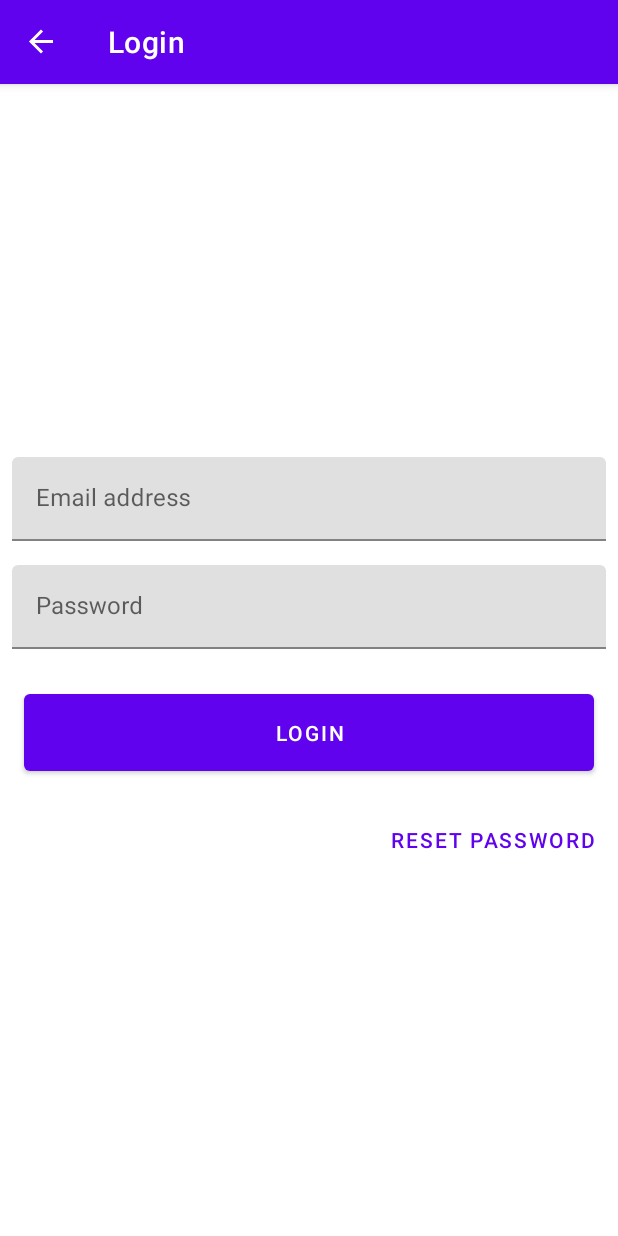
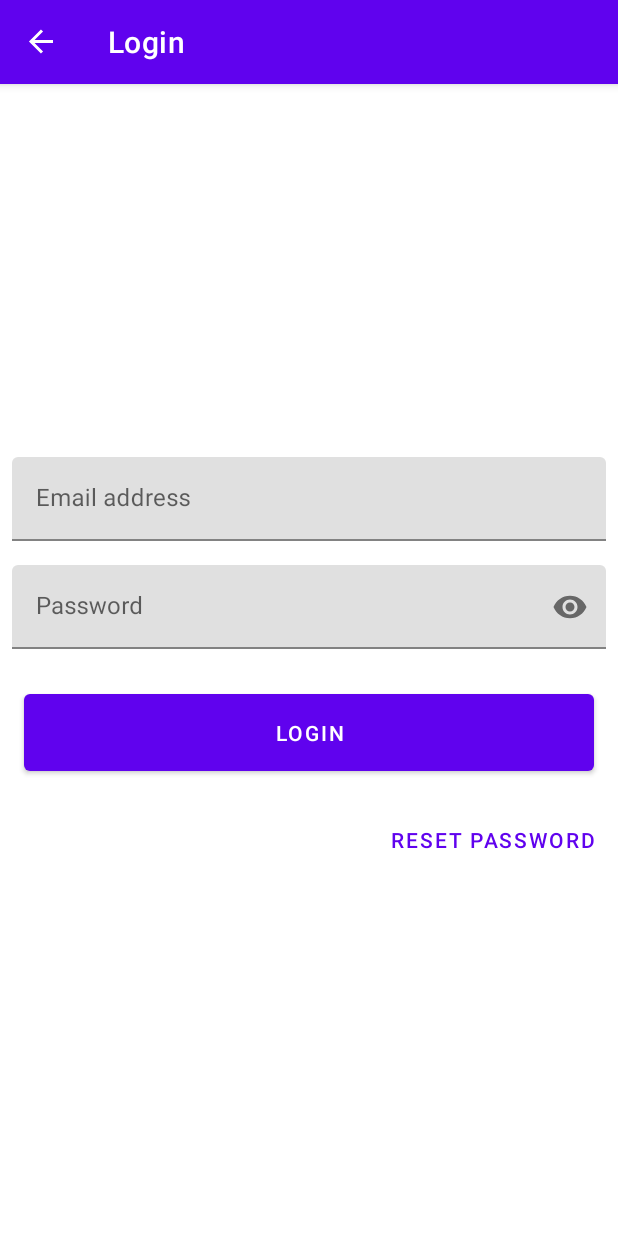
Before and after one commit to yashovardhan99/Sample-Firebase-Login, an Android app: the screen it shows after launch (MainActivity), after a tap on "LOGIN", on a phone screen of 412 x 824 dp. Run offline under Robolectric (Android 15) with nearby library versions, the phone set to English and light mode, and no system bars; our stand-ins replace Firebase (no records; nobody signed in at launch, a user with empty details on screens opened directly), data binding, navigation-ui; libraries missing offline, so code that uses them is left out: com.shashank.sony.

Commit message:
Minor design changes

```diff
--- a/app/src/main/res/layout/fragment_login.xml
+++ b/app/src/main/res/layout/fragment_login.xml
@@ -41,6 +41,7 @@
                 android:layout_height="wrap_content"
                 android:layout_margin="8dp"
                 android:hint="@string/password"
+                app:passwordToggleEnabled="true"
                 android:nextFocusDown="@id/login_button">
 
                 <com.google.android.material.textfield.TextInputEditText
--- a/app/src/main/res/layout/fragment_signup.xml
+++ b/app/src/main/res/layout/fragment_signup.xml
@@ -57,9 +57,6 @@
                 android:layout_margin="8dp"
                 android:hint="@string/password"
                 android:nextFocusDown="@id/confirm_password_inputlayout"
-                app:layout_constraintBottom_toTopOf="@id/confirm_password_inputlayout"
-                app:layout_constraintEnd_toEndOf="parent"
-                app:layout_constraintStart_toStartOf="parent"
                 app:passwordToggleEnabled="true">
 
                 <com.google.android.material.textfield.TextInputEditText
```
